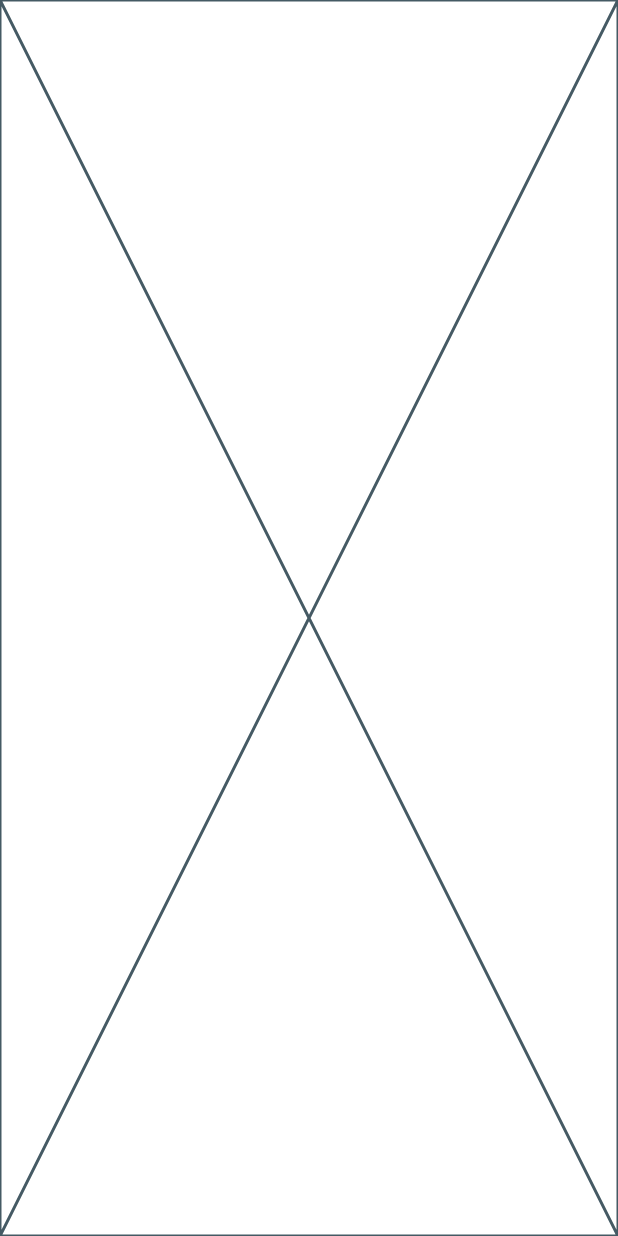
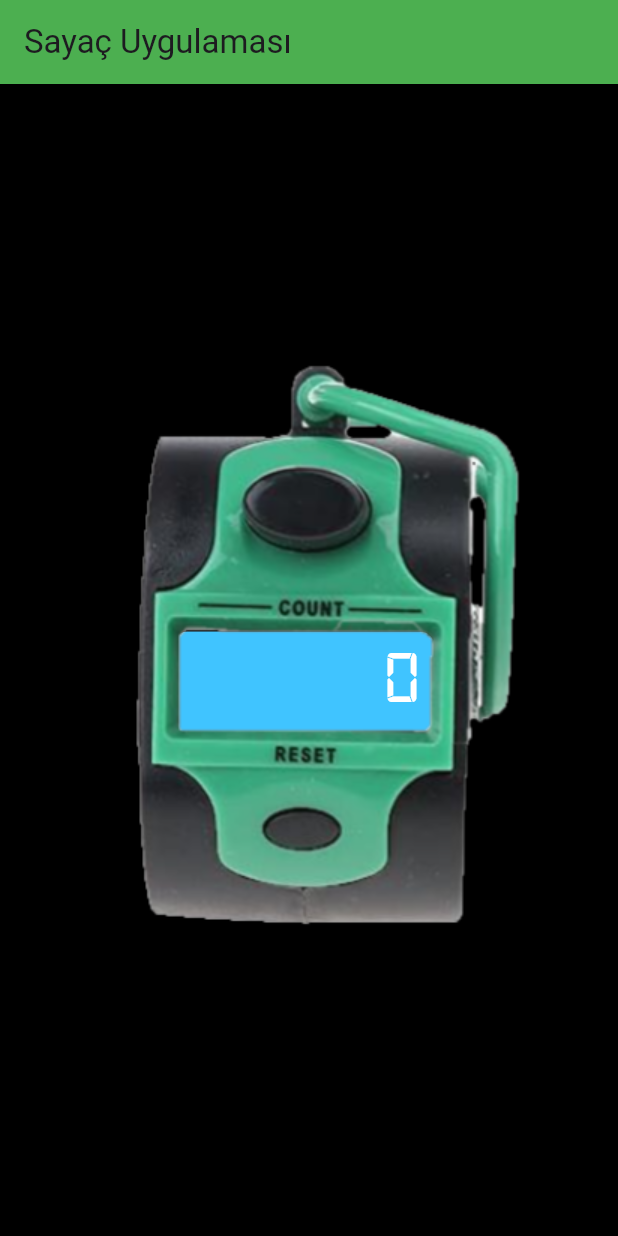
Before and after one commit to BurakCanOzguc/SayacUygulamasi, a Flutter app: the screen it shows after launch, on a phone screen of 412 x 824 dp. Run offline on Flutter 3.47's test engine with Material 3 defaults, Android fonts, the phone set to English and light mode, and no system bars.

Commit message:
Proje Tamamlandı

```diff
--- a/lib/main.dart
+++ b/lib/main.dart
@@ -10,16 +10,101 @@ class MyApp extends StatelessWidget {
   @override
   Widget build(BuildContext context) {
     return MaterialApp(
+      debugShowCheckedModeBanner: false,
       home: HomePage(),
     );
   }
 }
 
-class HomePage extends StatelessWidget {
+class HomePage extends StatefulWidget {
   const HomePage({super.key});
 
   @override
+  State<HomePage> createState() => _HomePageState();
+}
+
+class _HomePageState extends State<HomePage> {
+  int _counter = 0;
+
+  void _plusCounter() {
+    _counter++;
+    setState(() {});
+  }
+
+  void _resetCounter() {
+    _counter = 0;
+    setState(() {});
+  }
+
+  @override
   Widget build(BuildContext context) {
-    return const Placeholder();
+    return Scaffold(
+      backgroundColor: Colors.black,
+      appBar: AppBar(
+        backgroundColor: Colors.green,
+        title: Text("Sayaç Uygulaması"),
+      ),
+      body: Center(
+        child: Stack(
+          children: [
+            Positioned(
+              top: 185,
+              right: 65,
+              child: _countBackground(),
+            ),
+            Image.asset('assets/images/sayac.png'),
+            Positioned(top: 180, right: 75, child: _countText()),
+            Positioned(
+              top: 75,
+              right: 107,
+              child: _plusButton(),
+            ),
+            Positioned(
+              bottom: 75,
+              right: 125,
+              child: _resetButton(),
+            )
+          ],
+        ),
+      ),
+    );
+  }
+
+  Container _countBackground() {
+    return Container(
+      width: 175,
+      height: 70,
+      decoration: BoxDecoration(
+          color: Colors.lightBlueAccent,
+          borderRadius: BorderRadius.circular(10)),
+    );
+  }
+
+  GestureDetector _resetButton() {
+    return GestureDetector(
+      onTap: () => _resetCounter(),
+      child: Container(
+        width: 55,
+        height: 35,
+        decoration: BoxDecoration(borderRadius: BorderRadius.circular(60)),
+      ),
+    );
+  }
+
+  GestureDetector _plusButton() {
+    return GestureDetector(
+      onTap: () => _plusCounter(),
+      child: Container(
+        width: 85,
+        height: 55,
+        decoration: BoxDecoration(borderRadius: BorderRadius.circular(60)),
+      ),
+    );
+  }
+
+  Text _countText() {
+    return Text("$_counter",
+        style: TextStyle(
+            fontFamily: "Digital7", color: Colors.white, fontSize: 50));
   }
 }
```
Also changed, not shown: pubspec.yaml (+6 -6 lines), assets/fonts/digital-7.ttf (added), assets/images/sayac.png (added).
